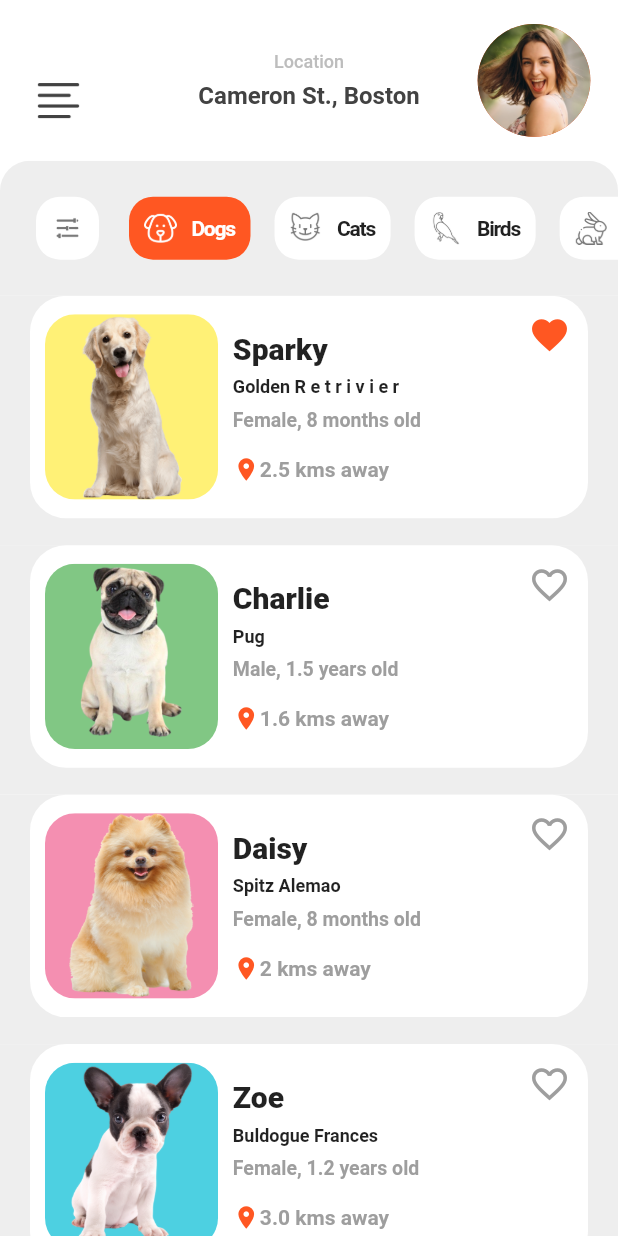
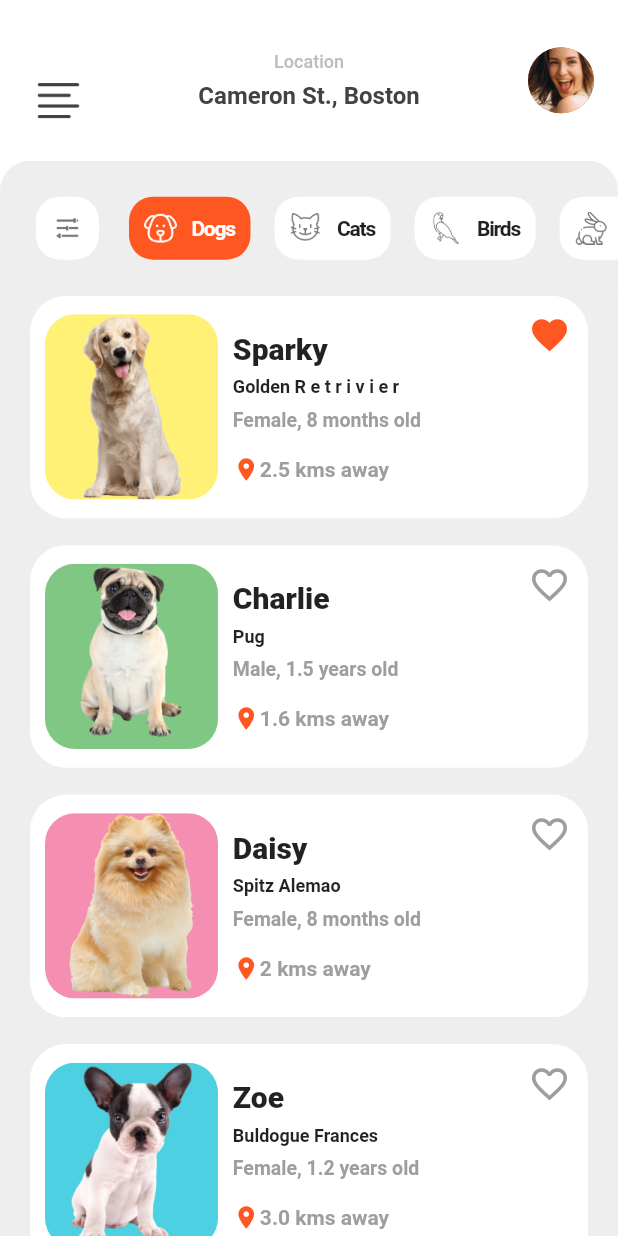
Before and after one commit to rayaniselim/app_pet_fteam, a Flutter app: the screen it shows after launch, after a tap on the "favorite" icon, on a phone screen of 412 x 824 dp. Run offline on Flutter 3.47's test engine with Material 2 defaults, Android fonts, the phone set to English and light mode, and no system bars.

Commit message:
finish challenge 1

```diff
--- a/lib/app/screens/pets_list/components/custom_sliver_app_bar_component.dart
+++ b/lib/app/screens/pets_list/components/custom_sliver_app_bar_component.dart
@@ -1,6 +1,4 @@
 import 'package:flutter/material.dart';
-
-/// App Bar Home
 
 class CustomSliverAppBarComponent extends StatelessWidget {
   const CustomSliverAppBarComponent({Key? key}) : super(key: key);
@@ -9,7 +7,6 @@ class CustomSliverAppBarComponent extends StatelessWidget {
   Widget build(BuildContext context) {
     return SliverAppBar(
       toolbarHeight: MediaQuery.of(context).size.height * 0.13,
-      // toolbarHeight: 89,
       floating: true,
       elevation: 0,
       backgroundColor: Colors.white,
@@ -42,6 +39,7 @@ class CustomSliverAppBarComponent extends StatelessWidget {
           const SizedBox(height: 6),
           Text(
             'Cameron St., Boston',
+            maxLines: 2,
             overflow: TextOverflow.ellipsis,
             style: TextStyle(
               fontWeight: FontWeight.bold,
@@ -55,7 +53,7 @@ class CustomSliverAppBarComponent extends StatelessWidget {
         Padding(
           padding: EdgeInsets.all(16),
           child: CircleAvatar(
-            radius: 40,
+            radius: 22, // raio é metade do diametro
             backgroundImage: AssetImage(
               'assets/images/icons/png/girl.png',
             ),
```
Also changed, not shown: lib/app/screens/pet_details/components/pet_details_header_component.dart (+4 -15 lines), lib/app/screens/pets_list/components/pet_card_component.dart (+0 -7 lines).
